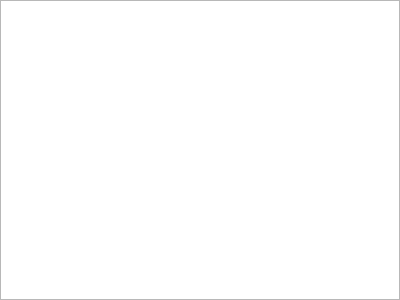
Qt form widgets/src/log_widget.ui (timherreijgers/LoggingVisualizer) before a commit.
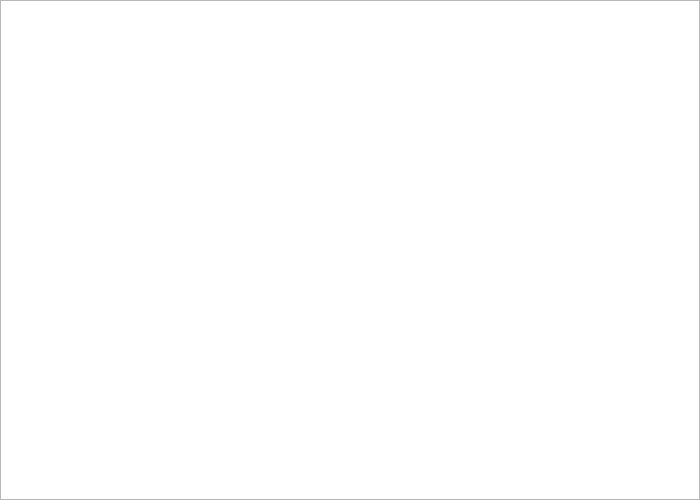
The same form after that commit.

```diff
--- a/widgets/src/log_widget.ui
+++ b/widgets/src/log_widget.ui
@@ -6,10 +6,16 @@
    <rect>
     <x>0</x>
     <y>0</y>
-    <width>400</width>
-    <height>300</height>
+    <width>700</width>
+    <height>500</height>
    </rect>
   </property>
+  <property name="sizePolicy">
+   <sizepolicy hsizetype="Expanding" vsizetype="Expanding">
+    <horstretch>0</horstretch>
+    <verstretch>0</verstretch>
+   </sizepolicy>
+  </property>
   <property name="windowTitle">
    <string>LogWidget</string>
   </property>
```
Left out of the diff: 2 changed lines with no effect on the pictures.
